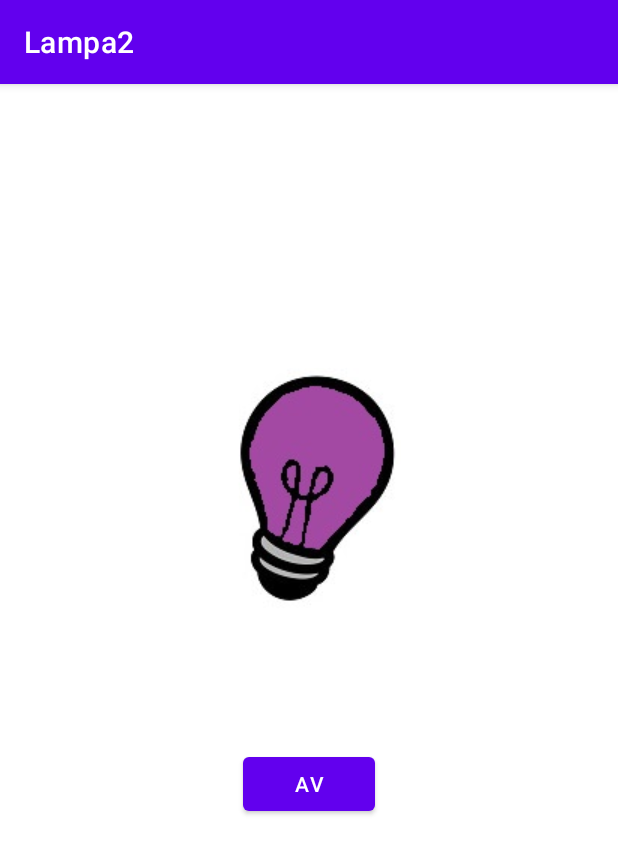
After one commit to MarcusJak/Lampa2, an Android app: the uvljus screen opened directly, with no data from a screen before it, on a phone screen of 412 x 824 dp. The commit adds this screen. Shown: the top 854 px of the screen. Run offline under Robolectric (Android 15) with nearby library versions, the phone set to English and light mode, and no system bars.

Commit message:
den här går till olika lägen utifrån vilken knapp som trycks!

```diff
--- a/app/src/main/AndroidManifest.xml
+++ b/app/src/main/AndroidManifest.xml
@@ -9,6 +9,8 @@
         android:roundIcon="@mipmap/ic_launcher_round"
         android:supportsRtl="true"
         android:theme="@style/Theme.Lampa2">
+        <activity android:name=".uvljus"></activity>
+        <activity android:name=".lampaon" />
         <activity
             android:name=".RGB"
             android:parentActivityName=".MainActivity" />
--- /dev/null
+++ b/app/src/main/java/com/example/lampa2/uvljus.kt
@@ -0,0 +1,22 @@
+package com.example.lampa2
+
+import android.content.Intent
+import androidx.appcompat.app.AppCompatActivity
+import android.os.Bundle
+import android.widget.Button
+
+class uvljus : AppCompatActivity() {
+    override fun onCreate(savedInstanceState: Bundle?) {
+        super.onCreate(savedInstanceState)
+        setContentView(R.layout.activity_uvljus)
+
+
+        //stäng av uv
+        val uvOff = findViewById<Button>(R.id.uvOff)
+
+        uvOff.setOnClickListener {
+            val intent = Intent(this,  MainActivity::class.java)
+            startActivity(intent)
+        }
+    }
+}
--- /dev/null
+++ b/app/src/main/res/layout/activity_uvljus.xml
@@ -0,0 +1,31 @@
+<?xml version="1.0" encoding="utf-8"?>
+<androidx.constraintlayout.widget.ConstraintLayout xmlns:android="http://schemas.android.com/apk/res/android"
+    xmlns:app="http://schemas.android.com/apk/res-auto"
+    xmlns:tools="http://schemas.android.com/tools"
+    android:layout_width="match_parent"
+    android:layout_height="match_parent"
+    tools:context=".uvljus">
+
+    <Button
+        android:id="@+id/uvOff"
+        android:layout_width="wrap_content"
+        android:layout_height="wrap_content"
+        android:text="AV"
+        app:layout_constraintBottom_toBottomOf="parent"
+        app:layout_constraintEnd_toEndOf="parent"
+        app:layout_constraintStart_toStartOf="parent"
+        app:layout_constraintTop_toBottomOf="@+id/imageView3"
+        app:layout_constraintVertical_bias="0.2" />
+
+    <ImageView
+        android:id="@+id/imageView3"
+        android:layout_width="wrap_content"
+        android:layout_height="wrap_content"
+        app:layout_constraintBottom_toBottomOf="parent"
+        app:layout_constraintEnd_toEndOf="parent"
+        app:layout_constraintHorizontal_bias="0.498"
+        app:layout_constraintStart_toStartOf="parent"
+        app:layout_constraintTop_toTopOf="parent"
+        app:layout_constraintVertical_bias="0.285"
+        app:srcCompat="@drawable/uvlampa" />
+</androidx.constraintlayout.widget.ConstraintLayout>
```
Also changed, not shown: app/src/main/java/com/example/lampa2/MainActivity.kt (+16 -0 lines), app/src/main/java/com/example/lampa2/lampaon.kt (added, +24 -0 lines), app/src/main/res/layout/activity_lampaon.xml (added, +30 -0 lines), app/src/main/res/layout/activity_main.xml (+11 -11 lines).
